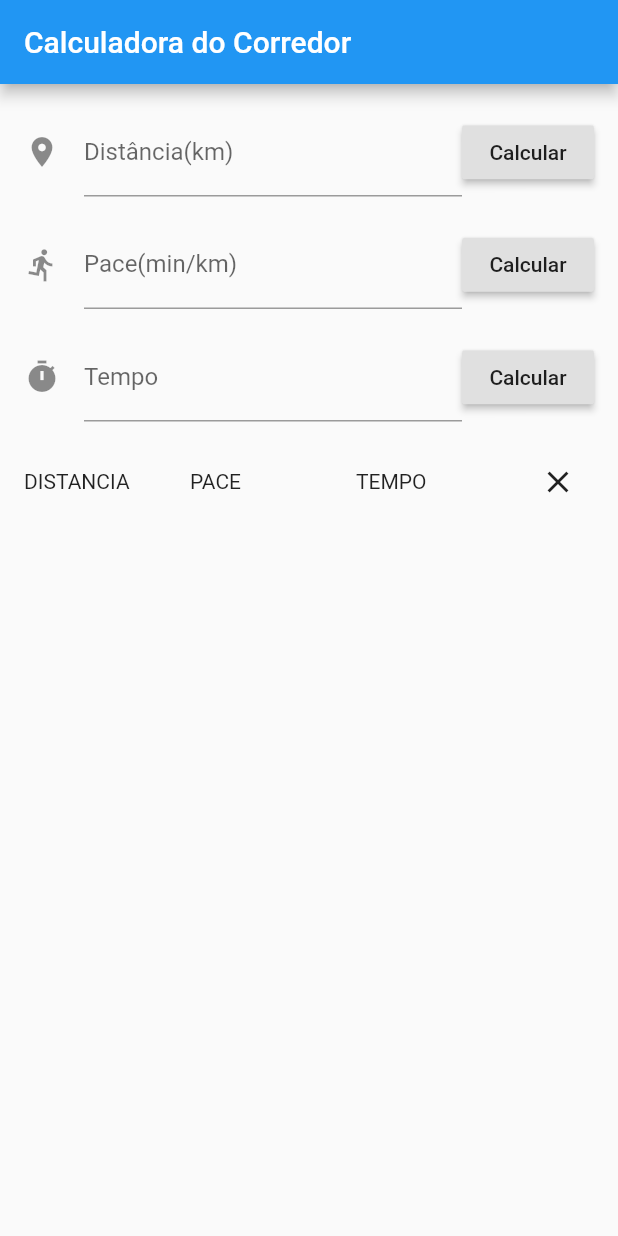
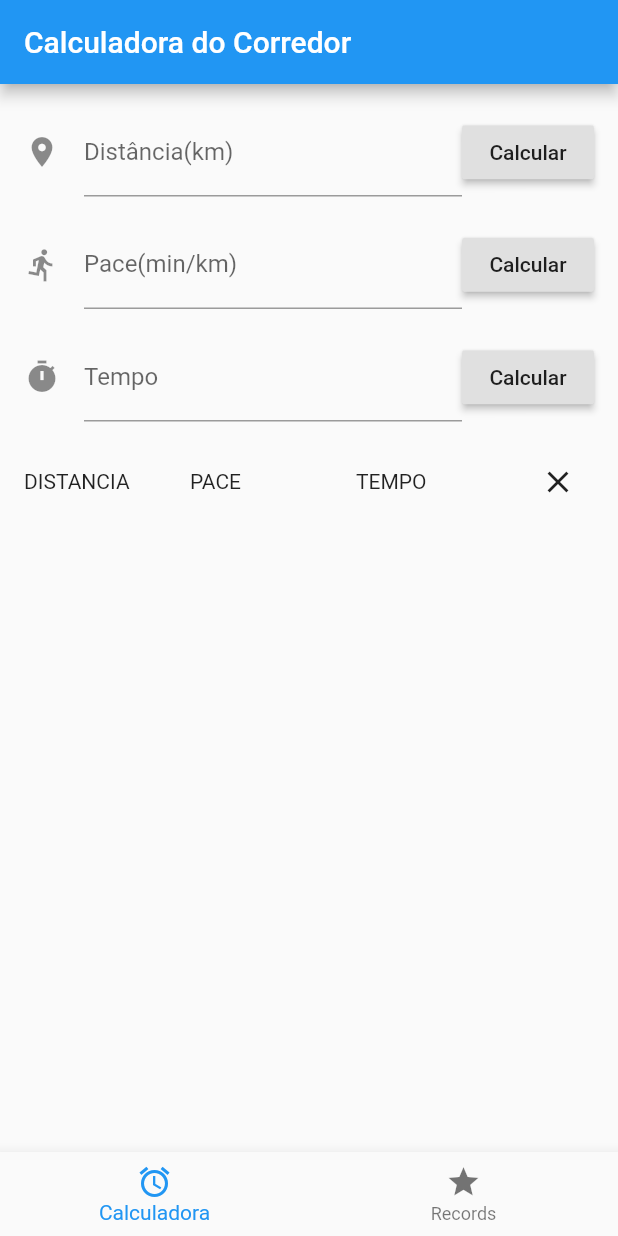
Before and after one commit to ovictorpinto/flutter-calculadora-corredor, a Flutter app: the screen it shows after launch, on a phone screen of 412 x 824 dp. Run offline on Flutter 3.47's test engine with Material 2 defaults, Android fonts, the phone set to English and light mode, and no system bars; our stand-ins replace sqflite; accounts and stored records are empty.

Commit message:
Aba e consultando dados de url

```diff
--- a/lib/main.dart
+++ b/lib/main.dart
@@ -1,10 +1,17 @@
 import 'package:flutter/material.dart';
 
 import 'input.dart';
+import 'records.dart';
 
 void main() => runApp(new MyApp());
 
-class MyApp extends StatelessWidget {
+class MyApp extends StatefulWidget {
+  State<StatefulWidget> createState() => _HomeState();
+}
+
+class _HomeState extends State<MyApp> {
+  var _currentIndex = 0;
+
   // This widget is the root of your application.
   @override
   Widget build(BuildContext context) {
@@ -16,11 +23,35 @@ class MyApp extends StatelessWidget {
             appBar: AppBar(
               title: Text("Calculadora do Corredor"),
             ),
-            body: new Column(
-              mainAxisSize: MainAxisSize.max,
-              children: <Widget>[
-                new InputWidget()
-              ],
-            )));
+            bottomNavigationBar: new BottomNavigationBar(
+                onTap: _onItemTapped,
+                currentIndex: _currentIndex,
+                items: const <BottomNavigationBarItem>[
+                  BottomNavigationBarItem(
+                    icon: Icon(Icons.alarm),
+                    title: Text('Calculadora'),
+                  ),
+                  BottomNavigationBarItem(
+                    icon: Icon(Icons.star),
+                    title: Text('Records'),
+                  )
+                ]),
+            body: _getCurrent()));
+  }
+
+  void _onItemTapped(int value) {
+    setState(() {
+      _currentIndex = value;
+    });
+  }
+
+  Widget _getCurrent() {
+    if (_currentIndex == 0) {
+      return new Column(
+          mainAxisSize: MainAxisSize.max,
+          children: <Widget>[new InputWidget()]);
+    }
+
+    return new RecordWidget();
   }
 }
--- a/pubspec.yaml
+++ b/pubspec.yaml
@@ -16,6 +16,7 @@ dev_dependencies:
   flutter_test:
     sdk: flutter
   test: ^1.6.3
+  http: ^0.12.0+2
 
 
 # For information on the generic Dart part of this file, see the
```
Also changed, not shown: lib/records.dart (added, +67 -0 lines), pubspec.lock, 1 other file.
